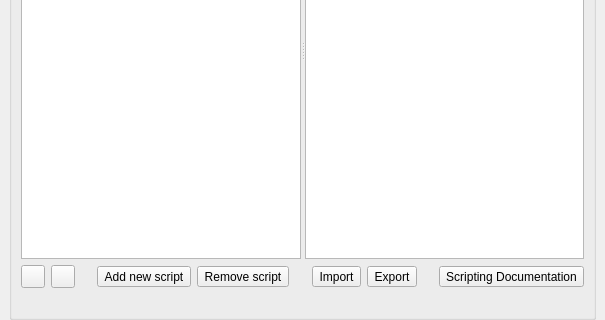
metabrainz/picard, file ui/options_script.ui: the form before one commit; both pictures show x 0 to 605 and y 231 to 551 of the 605 by 551 pixel window.
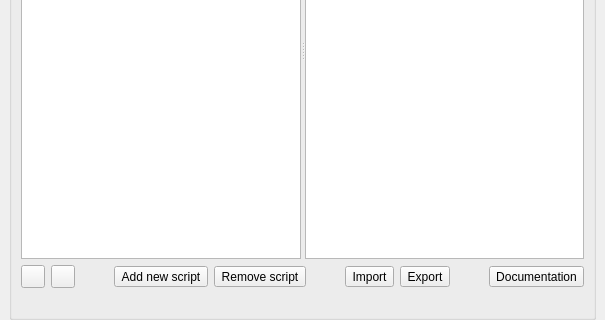
The form after the commit. Icons and pictures are not drawn. Custom widgets are drawn as their Qt base class.

Commit message: Shorten button text to avoid overrunning available button width

The edit to the form file:
```diff
--- a/ui/options_script.ui
+++ b/ui/options_script.ui
@@ -214,7 +214,7 @@
            </sizepolicy>
           </property>
           <property name="text">
-           <string>Scripting Documentation</string>
+           <string>Documentation</string>
           </property>
          </widget>
         </item>
```
The commit also changes 1 other file.
